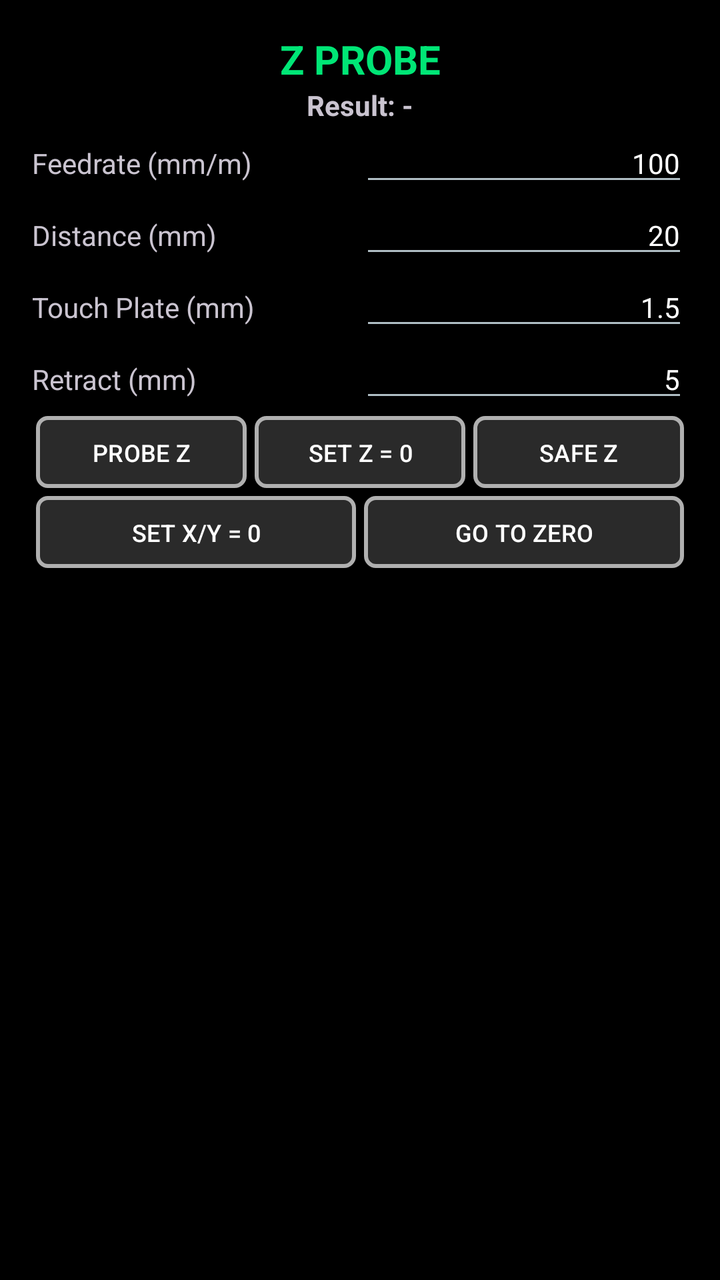
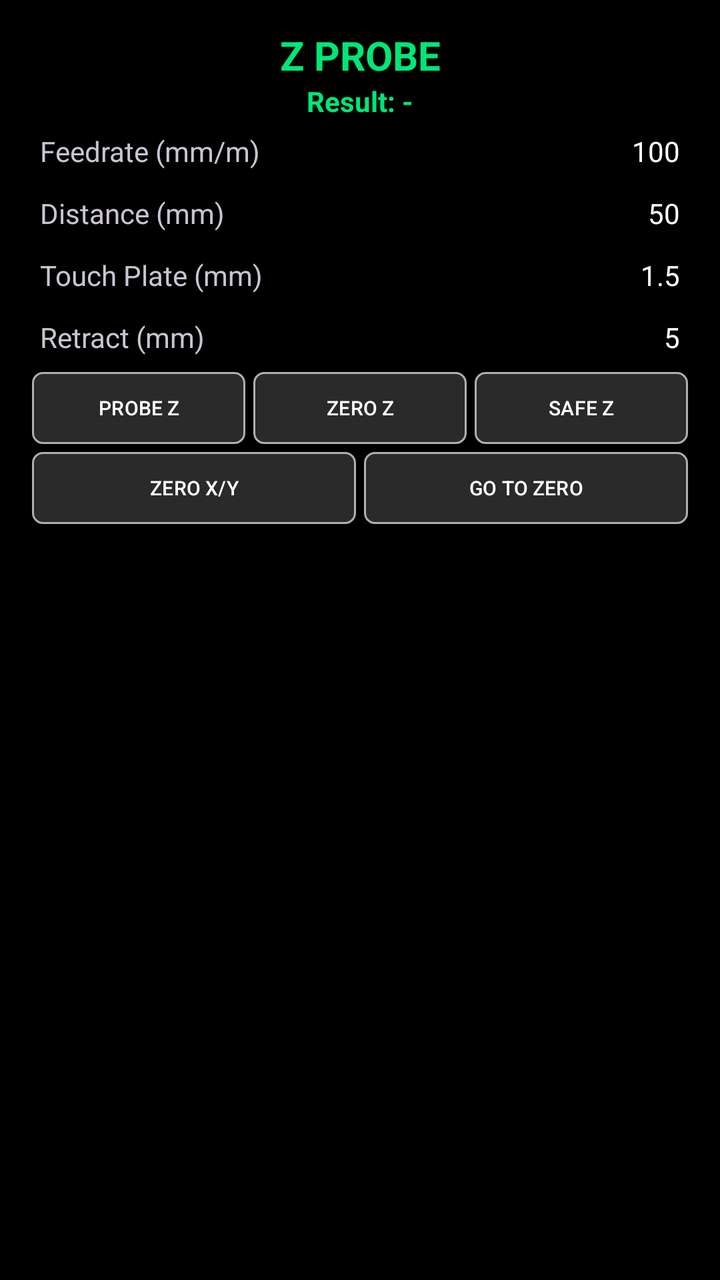

Before-and-after screenshots of an Android layout around one commit, followed by the original layout XML and the change that was made.
<!-- AndroidManifest.xml: application theme Theme.DwiCreativeCNC -->
<!-- res/layout/frag_probe.xml -->
<?xml version="1.0" encoding="utf-8"?>
<ScrollView
    xmlns:android="http://schemas.android.com/apk/res/android"
    xmlns:tools="http://schemas.android.com/tools"
    xmlns:app="http://schemas.android.com/apk/res-auto"
    android:padding="8dp"
    android:layout_width="match_parent"
    android:layout_height="match_parent"
    android:background="@color/black">

    <LinearLayout
        android:orientation="vertical"
        android:padding="8dp"
        android:layout_width="match_parent"
        android:layout_height="wrap_content">

        <TextView
            android:text="Z PROBE"
            android:textColor="#00E676"
            android:textSize="20sp"
            android:textStyle="bold"
            android:gravity="center"
            android:layout_width="match_parent"
            android:layout_height="wrap_content"/>

        <TextView
            android:id="@+id/txtProbeResult"
            android:text="Result: -"
            android:textStyle="bold"
            android:gravity="center"
            android:layout_width="match_parent"
            android:layout_height="wrap_content"/>

        <LinearLayout
            android:orientation="horizontal"
            android:layout_width="match_parent"
            android:layout_height="wrap_content">

            <TextView
                android:text="Feedrate (mm/m)"
                android:textSize="14sp"
                android:layout_weight="1"
                android:layout_width="0dp"
                android:layout_height="wrap_content"/>

            <EditText
                android:id="@+id/edtProbeFeed"
                android:textSize="14sp"
                android:hint="Feed : mm/min"
                android:inputType="number"
                android:text="100"
                android:gravity="end"
                android:layout_weight="1"
                android:layout_width="0dp"
                android:layout_height="wrap_content"
                tools:ignore="TouchTargetSizeCheck,TextSizeCheck" />
    </LinearLayout>

    <LinearLayout
        android:orientation="horizontal"
        android:layout_width="match_parent"
        android:layout_height="wrap_content">

        <TextView
            android:text="Distance (mm)"
            android:textSize="14sp"
            android:layout_weight="1"
            android:layout_width="0dp"
            android:layout_height="wrap_content"/>

        <EditText
            android:id="@+id/edtProbeDist"
            android:inputType="numberDecimal"
            android:text="20"
            android:textSize="14sp"
            android:gravity="end"
            android:layout_weight="1"
            android:layout_width="0dp"
            android:layout_height="wrap_content"
            tools:ignore="TouchTargetSizeCheck,TextSizeCheck" />
    </LinearLayout>

    <LinearLayout
        android:orientation="horizontal"
        android:layout_width="match_parent"
        android:layout_height="wrap_content">

        <TextView
            android:text="Touch Plate (mm)"
            android:textSize="14sp"
            android:layout_weight="1"
            android:layout_width="0dp"
            android:layout_height="wrap_content"/>

        <EditText
            android:id="@+id/edtProbePlate"
            android:inputType="numberDecimal"
            android:text="1.5"
            android:textSize="14sp"
            android:gravity="end"
            android:layout_weight="1"
            android:layout_width="0dp"
            android:layout_height="wrap_content"
            tools:ignore="TouchTargetSizeCheck,TextSizeCheck" />
    </LinearLayout>

    <LinearLayout
        android:orientation="horizontal"
        android:layout_width="match_parent"
        android:layout_height="wrap_content">

        <TextView
            android:text="Retract (mm)"
            android:textSize="14sp"
            android:layout_weight="1"
            android:layout_width="0dp"
            android:layout_height="wrap_content"/>

        <EditText
            android:id="@+id/edtProbeRetract"
            android:inputType="numberDecimal"
            android:text="5"
            android:textSize="14sp"
            android:gravity="end"
            android:layout_weight="1"
            android:layout_width="0dp"
            android:layout_height="wrap_content"
            tools:ignore="TouchTargetSizeCheck" />
    </LinearLayout>

        <LinearLayout
            android:layout_width="match_parent"
            android:layout_height="wrap_content">

            <Button
                android:id="@+id/btnProbeZ"
                android:layout_width="0dp"
                android:layout_height="36dp"
                android:layout_weight="1"
                android:background="@drawable/bg_btn_square_selector"
                android:text="PROBE Z"
                android:textColor="@color/text_primary"
                android:textSize="12sp"
                app:backgroundTint="@null"
                android:layout_margin="2dp"
                tools:ignore="TextSizeCheck,TouchTargetSizeCheck" />

            <Button
                android:id="@+id/btnSetZ"
                android:layout_width="0dp"
                android:layout_height="36dp"
                android:layout_weight="1"
                android:background="@drawable/bg_btn_square_selector"
                android:text="SET Z = 0"
                android:textColor="@color/text_primary"
                android:textSize="12sp"
                app:backgroundTint="@null"
                android:layout_margin="2dp"
                tools:ignore="TextSizeCheck,TouchTargetSizeCheck" />

            <Button
                android:id="@+id/btnSafeZ"
                android:layout_width="0dp"
                android:layout_height="36dp"
                android:layout_weight="1"
                android:background="@drawable/bg_btn_square_selector"
                android:text="SAFE Z"
                android:textColor="@color/text_primary"
                android:textSize="12sp"
                app:backgroundTint="@null"
                android:layout_margin="2dp"
                tools:ignore="TextSizeCheck,TouchTargetSizeCheck" />
        </LinearLayout>

        <LinearLayout
            android:layout_width="match_parent"
            android:layout_height="wrap_content">

            <Button
                android:id="@+id/btnSetXY"
                android:layout_width="0dp"
                android:layout_height="36dp"
                android:layout_weight="1"
                android:background="@drawable/bg_btn_square_selector"
                android:text="SET X/Y = 0"
                android:textColor="@color/text_primary"
                android:textSize="12sp"
                app:backgroundTint="@null"
                android:layout_margin="2dp"
                tools:ignore="TextSizeCheck,TouchTargetSizeCheck" />

            <Button
                android:id="@+id/btnGoZero"
                android:layout_width="0dp"
                android:layout_height="36dp"
                android:layout_weight="1"
                android:background="@drawable/bg_btn_square_selector"
                android:text="GO TO ZERO"
                android:textColor="@color/text_primary"
                android:textSize="12sp"
                app:backgroundTint="@null"
                android:layout_margin="2dp"
                tools:ignore="TextSizeCheck,TouchTargetSizeCheck" />
        </LinearLayout>
    </LinearLayout>
</ScrollView>
<!-- resources referenced by this layout -->
<resources>
  <color name="black">#FF000000</color>
  <color name="text_primary">#FFFFFF</color>
  <!-- drawable bg_btn_square_selector (drawable) -->
  <?xml version="1.0" encoding="utf-8"?>
  <selector
      xmlns:android="http://schemas.android.com/apk/res/android">
      <item android:state_pressed="true">
          <shape>
              <solid android:color="@color/bg_dark"/>
          </shape>
      </item>
  
      <item>
          <shape>
              <corners android:radius="5dp"/>
              <solid android:color="@color/button_gray" />
              <stroke android:width="2dp"
                  android:color="@color/text_secondary"/>
          </shape>
      </item>
  </selector>
  <style name="Theme.DwiCreativeCNC" parent="Theme.Material3.Dark.NoActionBar">
  
          
          <item name="android:windowBackground">@color/cnc_background</item>
          <item name="colorSurface">@color/cnc_surface</item>
          <item name="colorSurfaceVariant">@color/cnc_surface_alt</item>
  
          
          <item name="colorPrimary">@color/cnc_primary</item>
          <item name="colorOnPrimary">@color/cnc_on_primary</item>
  
          
          <item name="colorSecondary">@color/cnc_secondary</item>
          <item name="colorOnSecondary">@color/cnc_on_secondary</item>
  
          
          <item name="android:textColorPrimary">@color/cnc_text_primary</item>
          <item name="android:textColorSecondary">@color/cnc_text_secondary</item>
  
          
          <item name="colorOutline">@color/cnc_outline</item>
  
          
          <item name="android:statusBarColor">@color/cnc_background</item>
          <item name="android:windowLightStatusBar">false</item>
  
      </style>
  <color name="bg_dark">#121212</color>
  <color name="button_gray">#2A2A2A</color>
  <color name="text_secondary">#B0B0B0</color>
  <color name="cnc_background">#0E1114</color>
  <color name="cnc_surface">#161A1F</color>
  <color name="cnc_surface_alt">#1E2329</color>
  <color name="cnc_primary">#00E5FF</color>
  <color name="cnc_on_primary">#000000</color>
  <color name="cnc_secondary">#7A8A99</color>
  <color name="cnc_on_secondary">#FFFFFF</color>
  <color name="cnc_text_primary">#FFFFFF</color>
  <color name="cnc_text_secondary">#B0BEC5</color>
  <color name="cnc_outline">#2A2F36</color>
</resources>

<!-- the commit's change to res/layout/frag_probe.xml (unified diff, before → after) -->
@@ -6,11 +6,12 @@
     android:padding="8dp"
     android:layout_width="match_parent"
     android:layout_height="match_parent"
+    android:fillViewport="true"
     android:background="@color/black">
 
     <LinearLayout
         android:orientation="vertical"
-        android:padding="8dp"
+        android:padding="6dp"
         android:layout_width="match_parent"
         android:layout_height="wrap_content">
 
@@ -27,12 +28,14 @@
             android:id="@+id/txtProbeResult"
             android:text="Result: -"
             android:textStyle="bold"
+            android:textColor="#00E676"
             android:gravity="center"
             android:layout_width="match_parent"
             android:layout_height="wrap_content"/>
 
         <LinearLayout
             android:orientation="horizontal"
+            android:padding="6dp"
             android:layout_width="match_parent"
             android:layout_height="wrap_content">
 
@@ -46,9 +49,9 @@
             <EditText
                 android:id="@+id/edtProbeFeed"
                 android:textSize="14sp"
-                android:hint="Feed : mm/min"
                 android:inputType="number"
                 android:text="100"
+                android:background="@android:color/transparent"
                 android:gravity="end"
                 android:layout_weight="1"
                 android:layout_width="0dp"
@@ -58,6 +61,7 @@
 
     <LinearLayout
         android:orientation="horizontal"
+        android:padding="6dp"
         android:layout_width="match_parent"
         android:layout_height="wrap_content">
 
@@ -71,9 +75,10 @@
         <EditText
             android:id="@+id/edtProbeDist"
             android:inputType="numberDecimal"
-            android:text="20"
+            android:text="50"
             android:textSize="14sp"
             android:gravity="end"
+            android:background="@android:color/transparent"
             android:layout_weight="1"
             android:layout_width="0dp"
             android:layout_height="wrap_content"
@@ -82,6 +87,7 @@
 
     <LinearLayout
         android:orientation="horizontal"
+        android:padding="6dp"
         android:layout_width="match_parent"
         android:layout_height="wrap_content">
 
@@ -98,6 +104,7 @@
             android:text="1.5"
             android:textSize="14sp"
             android:gravity="end"
+            android:background="@android:color/transparent"
             android:layout_weight="1"
             android:layout_width="0dp"
             android:layout_height="wrap_content"
@@ -106,6 +113,7 @@
 
     <LinearLayout
         android:orientation="horizontal"
+        android:padding="6dp"
         android:layout_width="match_parent"
         android:layout_height="wrap_content">
 
@@ -122,6 +130,7 @@
             android:text="5"
             android:textSize="14sp"
             android:gravity="end"
+            android:background="@android:color/transparent"
             android:layout_weight="1"
             android:layout_width="0dp"
             android:layout_height="wrap_content"
@@ -140,7 +149,7 @@
                 android:background="@drawable/bg_btn_square_selector"
                 android:text="PROBE Z"
                 android:textColor="@color/text_primary"
-                android:textSize="12sp"
+                android:textSize="10sp"
                 app:backgroundTint="@null"
                 android:layout_margin="2dp"
                 tools:ignore="TextSizeCheck,TouchTargetSizeCheck" />
@@ -151,9 +160,9 @@
                 android:layout_height="36dp"
                 android:layout_weight="1"
                 android:background="@drawable/bg_btn_square_selector"
-                android:text="SET Z = 0"
-                android:textColor="@color/text_primary"
-                android:textSize="12sp"
+                android:text="ZERO Z"
+                android:textColor="@color/text_primary"
+                android:textSize="10sp"
                 app:backgroundTint="@null"
                 android:layout_margin="2dp"
                 tools:ignore="TextSizeCheck,TouchTargetSizeCheck" />
@@ -166,7 +175,7 @@
                 android:background="@drawable/bg_btn_square_selector"
                 android:text="SAFE Z"
                 android:textColor="@color/text_primary"
-                android:textSize="12sp"
+                android:textSize="10sp"
                 app:backgroundTint="@null"
                 android:layout_margin="2dp"
                 tools:ignore="TextSizeCheck,TouchTargetSizeCheck" />
@@ -182,9 +191,9 @@
                 android:layout_height="36dp"
                 android:layout_weight="1"
                 android:background="@drawable/bg_btn_square_selector"
-                android:text="SET X/Y = 0"
-                android:textColor="@color/text_primary"
-                android:textSize="12sp"
+                android:text="ZERO X/Y"
+                android:textColor="@color/text_primary"
+                android:textSize="10sp"
                 app:backgroundTint="@null"
                 android:layout_margin="2dp"
                 tools:ignore="TextSizeCheck,TouchTargetSizeCheck" />
@@ -197,7 +206,7 @@
                 android:background="@drawable/bg_btn_square_selector"
                 android:text="GO TO ZERO"
                 android:textColor="@color/text_primary"
-                android:textSize="12sp"
+                android:textSize="10sp"
                 app:backgroundTint="@null"
                 android:layout_margin="2dp"
                 tools:ignore="TextSizeCheck,TouchTargetSizeCheck" />
<!-- resource entries referenced after the edit -->
@@ -16,7 +16,7 @@
           <shape>
               <corners android:radius="5dp"/>
               <solid android:color="@color/button_gray" />
-              <stroke android:width="2dp"
+              <stroke android:width="1dp"
                   android:color="@color/text_secondary"/>
           </shape>
       </item>
